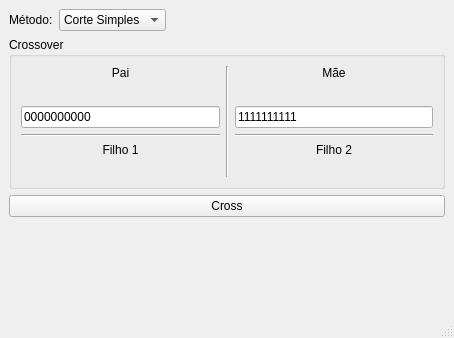
Above: 7_crossover_operation/crossover_operation.ui from HeitorPelizaro/ia-cc-2022-2-heitorpelizaro before the change. Below: the same form after it.
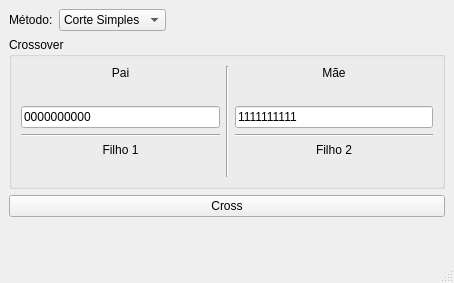
That is the form after the change. Icons and pictures are not drawn.

```diff
--- a/7_crossover_operation/crossover_operation.ui
+++ b/7_crossover_operation/crossover_operation.ui
@@ -7,7 +7,7 @@
     <x>0</x>
     <y>0</y>
     <width>454</width>
-    <height>338</height>
+    <height>283</height>
    </rect>
   </property>
   <property name="windowTitle">
```
